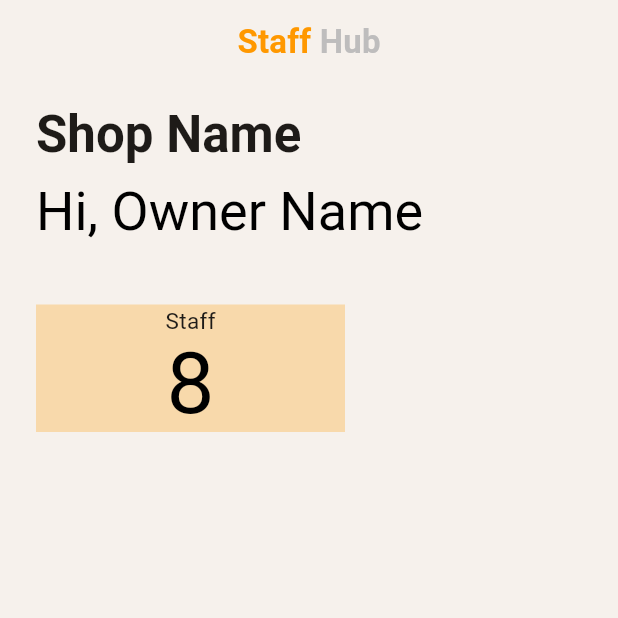
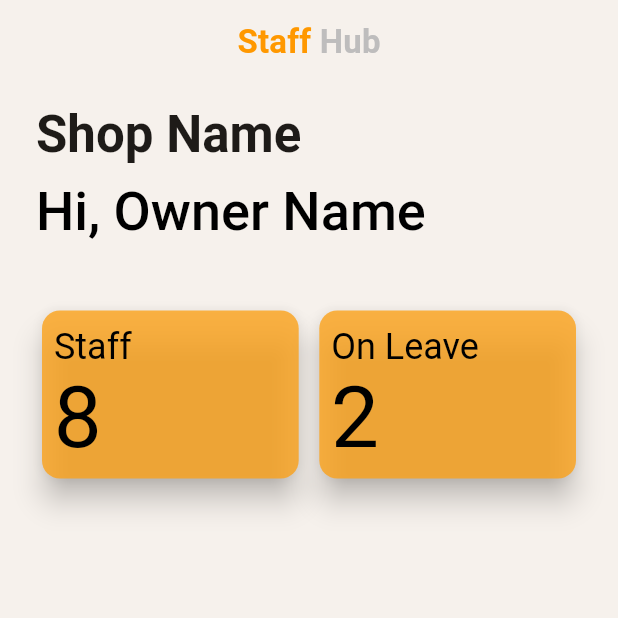
Before and after one commit to madhavmuthreja87/StaffHub, a Flutter app: the screen it shows after launch, on a phone screen of 412 x 824 dp, the top half of it. Run offline on Flutter 3.47's test engine with Material 3 defaults, Android fonts, the phone set to English and light mode, and no system bars.

Commit message:
Owner UI sample build

```diff
--- a/StaffHub/lib/core/app_theme.dart
+++ b/StaffHub/lib/core/app_theme.dart
@@ -25,6 +25,7 @@ class AppTheme {
           fontWeight: FontWeight.bold,
           color: AppColor.orange,
         ),
+        displaySmall: TextStyle(fontWeight: FontWeight.bold),
         bodyMedium: TextStyle(color: AppColor.textDark, fontSize: 15),
         bodySmall: TextStyle(fontSize: 13, color: AppColor.textMuted),
       ),
--- a/StaffHub/lib/main.dart
+++ b/StaffHub/lib/main.dart
@@ -1,6 +1,9 @@
 import 'package:flutter/material.dart';
 import 'package:staffhub/core/app_theme.dart';
-import 'package:staffhub/screens/admin_home_screen.dart';
+import 'package:staffhub/screens/admin_panels/admin_home_screen.dart';
+import 'package:staffhub/screens/admin_panels/staff_List.dart';
+
+import 'package:staffhub/screens/admin_panels/staff_detail.dart';
 import 'package:staffhub/screens/sign_up.dart';
 
 void main() {
--- a/StaffHub/lib/screens/admin_home_screen.dart
+++ /dev/null
@@ -1,67 +0,0 @@
-import 'package:flutter/material.dart';
-import 'package:staffhub/core/app_color.dart';
-
-class AdminHomeScreen extends StatefulWidget {
-  const AdminHomeScreen({super.key});
-
-  @override
-  State<AdminHomeScreen> createState() => _AdminHomeScreenState();
-}
-
-class _AdminHomeScreenState extends State<AdminHomeScreen> {
-  @override
-  Widget build(BuildContext context) {
-    final theme = Theme.of(context).textTheme;
-    return Scaffold(
-      appBar: AppBar(
-        backgroundColor: AppColor.background,
-        centerTitle: true,
-        title: Text.rich(
-          TextSpan(
-            text: 'Staff ',
-            style: theme.titleMedium,
-            children: [
-              TextSpan(
-                text: "Hub",
-                style: theme.titleMedium?.copyWith(color: AppColor.greyish),
-              ),
-            ],
-          ),
-        ),
-      ),
-      body: Padding(
-        padding: const EdgeInsets.only(
-          left: 24.0,
-          right: 24,
-          top: 12,
-          bottom: 12,
-        ),
-        child: Column(
-          crossAxisAlignment: CrossAxisAlignment.start,
-          children: [
-            Text("Shop Name", style: theme.titleLarge),
-            const SizedBox(height: 8),
-            Text("Hi, Owner Name", style: theme.displaySmall),
-            const SizedBox(height: 40),
-            Row(
-              children: [
-                Container(
-                  decoration: BoxDecoration(
-                    color: const Color.fromARGB(70, 255, 153, 0),
-                  ),
-                  width: MediaQuery.sizeOf(context).width / 2,
-                  child: Column(
-                    children: [
-                      const Text("Staff"),
-                      Text("8", style: theme.displayLarge),
-                    ],
-                  ),
-                ),
-              ],
-            ),
-          ],
-        ),
-      ),
-    );
-  }
-}
--- /dev/null
+++ b/StaffHub/lib/screens/admin_panels/admin_home_screen.dart
@@ -0,0 +1,95 @@
+import 'package:flutter/material.dart';
+import 'package:staffhub/core/app_color.dart';
+
+class AdminHomeScreen extends StatefulWidget {
+  const AdminHomeScreen({super.key});
+
+  @override
+  State<AdminHomeScreen> createState() => _AdminHomeScreenState();
+}
+
+class _AdminHomeScreenState extends State<AdminHomeScreen> {
+  @override
+  Widget build(BuildContext context) {
+    final theme = Theme.of(context).textTheme;
+    return Scaffold(
+      appBar: AppBar(
+        backgroundColor: AppColor.background,
+        centerTitle: true,
+        title: Text.rich(
+          TextSpan(
+            text: 'Staff ',
+            style: theme.titleMedium,
+            children: [
+              TextSpan(
+                text: "Hub",
+                style: theme.titleMedium?.copyWith(color: AppColor.greyish),
+              ),
+            ],
+          ),
+        ),
+      ),
+      body: Padding(
+        padding: const EdgeInsets.only(
+          left: 24.0,
+          right: 24,
+          top: 12,
+          bottom: 12,
+        ),
+        child: Column(
+          crossAxisAlignment: CrossAxisAlignment.start,
+          children: [
+            Text("Shop Name", style: theme.titleLarge),
+            const SizedBox(height: 8),
+            Text(
+              "Hi, Owner Name",
+              style: theme.displaySmall?.copyWith(fontWeight: FontWeight.w500),
+            ),
+            const SizedBox(height: 40),
+            Row(
+              mainAxisAlignment: MainAxisAlignment.spaceBetween,
+              children: [
+                Container(
+                  decoration: BoxDecoration(),
+                  width: MediaQuery.sizeOf(context).width / 2.3,
+                  child: Card(
+                    color: const Color.fromARGB(202, 252, 161, 23),
+                    elevation: 8,
+                    child: Padding(
+                      padding: const EdgeInsets.all(8.0),
+                      child: Column(
+                        crossAxisAlignment: CrossAxisAlignment.start,
+                        children: [
+                          Text("Staff", style: theme.headlineSmall),
+                          Text("8", style: theme.displayLarge),
+                        ],
+                      ),
+                    ),
+                  ),
+                ),
+                Container(
+                  decoration: BoxDecoration(),
+                  width: MediaQuery.sizeOf(context).width / 2.3,
+                  child: Card(
+                    color: const Color.fromARGB(202, 252, 161, 23),
+                    elevation: 8,
+                    child: Padding(
+                      padding: const EdgeInsets.all(8.0),
+                      child: Column(
+                        crossAxisAlignment: CrossAxisAlignment.start,
+                        children: [
+                          Text("On Leave", style: theme.headlineSmall),
+                          Text("2", style: theme.displayLarge),
+                        ],
+                      ),
+                    ),
+                  ),
+                ),
+              ],
+            ),
+          ],
+        ),
+      ),
+    );
+  }
+}
```
Also changed, not shown: StaffHub/lib/screens/admin_panels/staff_List.dart (added, +64 -0 lines), StaffHub/lib/screens/admin_panels/staff_detail.dart (added, +164 -0 lines).
